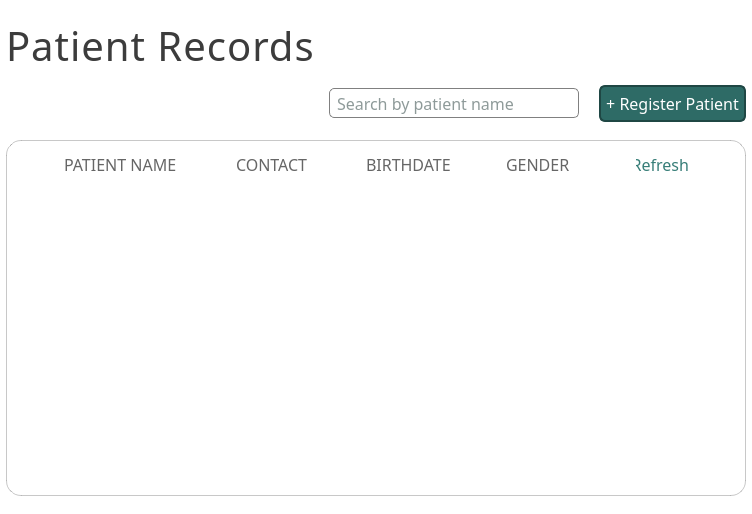
Qt form ui/PagePatients.ui (karlito20/AdoraFlowProject) before a commit.
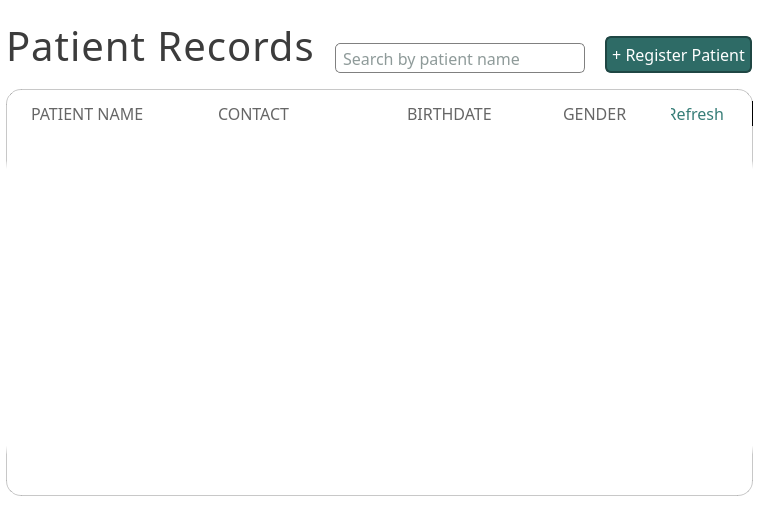
The same form after that commit.

```diff
--- a/ui/PagePatients.ui
+++ b/ui/PagePatients.ui
@@ -493,7 +493,7 @@
   </property>
   <layout class="QVBoxLayout" name="verticalLayout">
    <property name="spacing">
-    <number>6</number>
+    <number>10</number>
    </property>
    <property name="leftMargin">
     <number>6</number>
@@ -506,6 +506,24 @@
    </property>
    <property name="bottomMargin">
     <number>18</number>
+   </property>
+   <item>
+    <widget class="QWidget" name="cont_header" native="true">
+     <layout class="QHBoxLayout" name="horizontalLayout_3">
+      <property name="spacing">
+       <number>20</number>
+      </property>
+      <property name="leftMargin">
+       <number>0</number>
+      </property>
+      <property name="topMargin">
+       <number>0</number>
+      </property>
+      <property name="rightMargin">
+       <number>1</number>
+      </property>
+      <property name="bottomMargin">
+       <number>6</number>
    </property>
    <item>
     <widget class="QLabel" name="patient_records_header">
@@ -532,57 +550,7 @@
      </property>
     </widget>
    </item>
-   <item>
-    <layout class="QHBoxLayout" name="button_container">
-     <property name="spacing">
-      <number>20</number>
-     </property>
-     <property name="leftMargin">
-      <number>0</number>
-     </property>
-     <property name="topMargin">
-      <number>6</number>
-     </property>
-     <property name="bottomMargin">
-      <number>12</number>
-     </property>
-     <item>
-      <widget class="QLabel" name="feedback_label">
-       <property name="font">
-        <font>
-         <family>Slate</family>
-         <pointsize>12</pointsize>
-         <underline>true</underline>
-        </font>
-       </property>
-       <property name="styleSheet">
-        <string notr="true">#feedback_label {
-	color: #EC5B13;
-	background: white;
-	text-decoration: underline;
-}
-
-</string>
-       </property>
-       <property name="text">
-        <string/>
-       </property>
-      </widget>
-     </item>
-     <item>
-      <spacer name="horizontalSpacer">
-       <property name="orientation">
-        <enum>Qt::Orientation::Horizontal</enum>
-       </property>
-       <property name="sizeHint" stdset="0">
-        <size>
-         <width>40</width>
-         <height>20</height>
-        </size>
-       </property>
-      </spacer>
-     </item>
-     <item alignment="Qt::AlignmentFlag::AlignHCenter|Qt::AlignmentFlag::AlignVCenter">
+      <item alignment="Qt::AlignmentFlag::AlignBottom">
       <widget class="QLineEdit" name="search_input">
        <property name="minimumSize">
         <size>
@@ -614,8 +582,14 @@
        </property>
       </widget>
      </item>
-     <item alignment="Qt::AlignmentFlag::AlignRight|Qt::AlignmentFlag::AlignTop">
+      <item alignment="Qt::AlignmentFlag::AlignBottom">
       <widget class="QPushButton" name="register_button">
+        <property name="maximumSize">
+         <size>
+          <width>150</width>
+          <height>16777215</height>
+         </size>
+        </property>
        <property name="font">
         <font>
          <family>Slate</family>
@@ -654,6 +628,7 @@
       </widget>
      </item>
     </layout>
+    </widget>
    </item>
    <item>
     <widget class="QWidget" name="records_container" native="true">
@@ -673,13 +648,13 @@
        <number>0</number>
       </property>
       <property name="leftMargin">
-       <number>6</number>
+       <number>0</number>
       </property>
       <property name="topMargin">
        <number>6</number>
       </property>
       <property name="rightMargin">
-       <number>6</number>
+       <number>0</number>
       </property>
       <property name="bottomMargin">
        <number>6</number>
@@ -688,13 +663,13 @@
        <widget class="QWidget" name="widget_5" native="true">
         <layout class="QHBoxLayout" name="horizontalLayout">
          <property name="leftMargin">
-          <number>6</number>
+          <number>0</number>
          </property>
          <property name="topMargin">
           <number>6</number>
          </property>
          <property name="rightMargin">
-          <number>6</number>
+          <number>0</number>
          </property>
          <property name="bottomMargin">
           <number>6</number>
@@ -703,10 +678,13 @@
           <widget class="QWidget" name="widget" native="true">
            <property name="minimumSize">
             <size>
-             <width>180</width>
+             <width>200</width>
              <height>0</height>
             </size>
            </property>
+           <property name="styleSheet">
+            <string notr="true"/>
+           </property>
            <layout class="QVBoxLayout" name="verticalLayout_4">
             <property name="spacing">
              <number>6</number>
@@ -723,7 +701,7 @@
             <property name="bottomMargin">
              <number>0</number>
             </property>
-            <item alignment="Qt::AlignmentFlag::AlignHCenter">
+            <item alignment="Qt::AlignmentFlag::AlignLeft">
              <widget class="QLabel" name="col1_name">
               <property name="font">
                <font>
@@ -743,11 +721,11 @@
            </layout>
           </widget>
          </item>
-         <item>
+         <item alignment="Qt::AlignmentFlag::AlignLeft">
           <widget class="QWidget" name="widget_2" native="true">
            <property name="minimumSize">
             <size>
-             <width>130</width>
+             <width>180</width>
              <height>0</height>
             </size>
            </property>
@@ -758,7 +736,7 @@
             </size>
            </property>
            <property name="styleSheet">
-            <string notr="true">padding-left: 10px;</string>
+            <string notr="true"/>
            </property>
            <layout class="QVBoxLayout" name="verticalLayout_5">
             <property name="spacing">
@@ -773,7 +751,7 @@
             <property name="bottomMargin">
              <number>0</number>
             </property>
-            <item alignment="Qt::AlignmentFlag::AlignHCenter">
+            <item alignment="Qt::AlignmentFlag::AlignLeft">
              <widget class="QLabel" name="col4_name">
               <property name="font">
                <font>
@@ -793,10 +771,16 @@
            </layout>
           </widget>
          </item>
-         <item alignment="Qt::AlignmentFlag::AlignHCenter">
+         <item alignment="Qt::AlignmentFlag::AlignLeft">
           <widget class="QWidget" name="widget_3" native="true">
+           <property name="minimumSize">
+            <size>
+             <width>150</width>
+             <height>0</height>
+            </size>
+           </property>
            <property name="styleSheet">
-            <string notr="true">padding-left: 10px;</string>
+            <string notr="true"/>
            </property>
            <layout class="QVBoxLayout" name="verticalLayout_6">
             <property name="topMargin">
@@ -805,7 +789,7 @@
             <property name="bottomMargin">
              <number>0</number>
             </property>
-            <item alignment="Qt::AlignmentFlag::AlignHCenter">
+            <item alignment="Qt::AlignmentFlag::AlignLeft">
              <widget class="QLabel" name="col3_name">
               <property name="font">
                <font>
@@ -814,7 +798,7 @@
                </font>
               </property>
               <property name="styleSheet">
-               <string notr="true">	color: rgba(60, 60, 60, 200);
+               <string notr="true">color: rgba(60, 60, 60, 200);
 </string>
               </property>
               <property name="text">
@@ -825,8 +809,11 @@
            </layout>
           </widget>
          </item>
-         <item alignment="Qt::AlignmentFlag::AlignHCenter">
+         <item alignment="Qt::AlignmentFlag::AlignLeft">
           <widget class="QWidget" name="widget_4" native="true">
+           <property name="styleSheet">
+            <string notr="true"/>
+           </property>
            <layout class="QVBoxLayout" name="verticalLayout_7">
             <property name="spacing">
              <number>6</number>
@@ -840,7 +827,7 @@
             <property name="bottomMargin">
              <number>0</number>
             </property>
-            <item alignment="Qt::AlignmentFlag::AlignHCenter">
+            <item alignment="Qt::AlignmentFlag::AlignLeft">
              <widget class="QLabel" name="col2_name">
               <property name="font">
                <font>
@@ -862,6 +849,9 @@
          </item>
          <item>
           <widget class="QWidget" name="widget_6" native="true">
+           <property name="styleSheet">
+            <string notr="true">border-right: 1px solid black;</string>
+           </property>
            <layout class="QHBoxLayout" name="horizontalLayout_2">
             <property name="topMargin">
              <number>0</number>
@@ -922,9 +912,15 @@
          <string notr="true"/>
         </property>
         <layout class="QVBoxLayout" name="verticalLayout_3">
+         <property name="leftMargin">
+          <number>0</number>
+         </property>
          <property name="topMargin">
           <number>2</number>
          </property>
+         <property name="rightMargin">
+          <number>0</number>
+         </property>
          <item>
           <widget class="QScrollArea" name="scrollArea">
            <property name="styleSheet">
@@ -968,8 +964,8 @@
              <rect>
               <x>0</x>
               <y>0</y>
-              <width>714</width>
-              <height>314</height>
+              <width>738</width>
+              <height>361</height>
              </rect>
             </property>
             <property name="styleSheet">
@@ -982,13 +978,13 @@
               <number>0</number>
              </property>
              <property name="leftMargin">
-              <number>2</number>
+              <number>0</number>
              </property>
              <property name="topMargin">
               <number>2</number>
              </property>
              <property name="rightMargin">
-              <number>2</number>
+              <number>0</number>
              </property>
             </layout>
            </widget>
```
Lines whose indentation alone changed are shown as unchanged.
